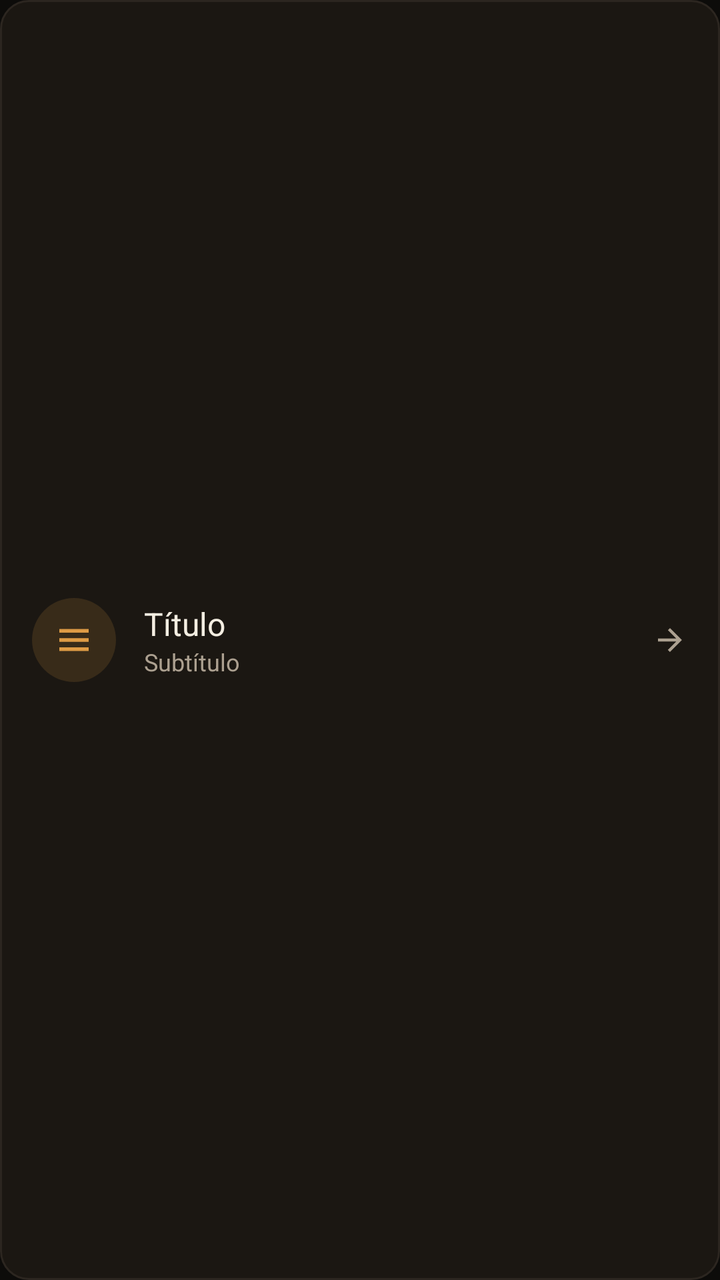
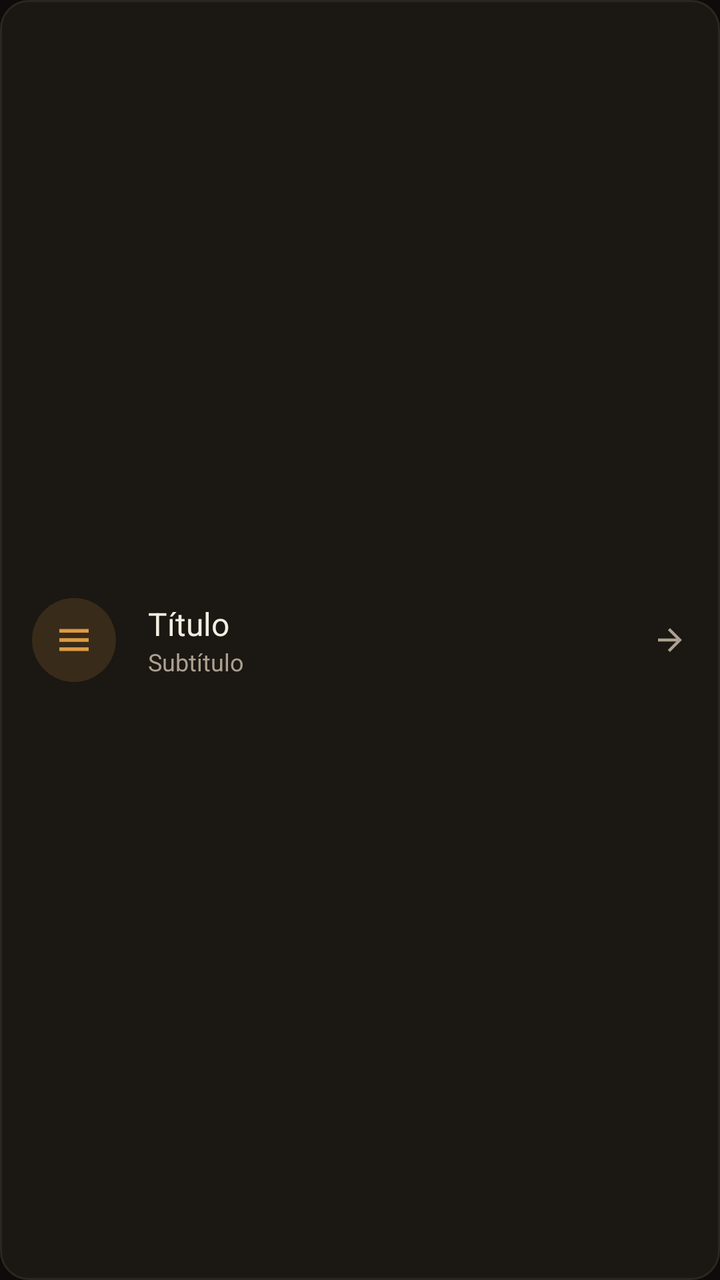

Screens rendered from an Android XML layout before and after an edit, with the pre-edit source and the edit as a unified diff.
<!-- AndroidManifest.xml: application theme Theme.RFragancias -->
<!-- res/layout/item_admin_menu_card.xml -->
<?xml version="1.0" encoding="utf-8"?>
<LinearLayout xmlns:android="http://schemas.android.com/apk/res/android"
    xmlns:app="http://schemas.android.com/apk/res-auto"
    android:layout_width="match_parent"
    android:layout_height="wrap_content"
    android:orientation="horizontal"
    android:gravity="center_vertical"
    android:background="@drawable/bg_card"
    android:clickable="true"
    android:focusable="true"
    android:foreground="?attr/selectableItemBackground"
    android:padding="16dp">

    <FrameLayout
        android:layout_width="42dp"
        android:layout_height="42dp"
        android:background="@drawable/bg_stat_icon">

        <ImageView
            android:id="@+id/icono_menu"
            android:layout_width="22dp"
            android:layout_height="22dp"
            android:layout_gravity="center"
            android:src="@drawable/ic_catalog"
            app:tint="@color/primary" />
    </FrameLayout>

    <LinearLayout
        android:layout_width="0dp"
        android:layout_height="wrap_content"
        android:layout_weight="1"
        android:layout_marginStart="14dp"
        android:orientation="vertical">

        <TextView
            android:id="@+id/titulo_menu"
            android:layout_width="match_parent"
            android:layout_height="wrap_content"
            android:textColor="@color/text_primary"
            android:textSize="16sp"
            android:text="Título" />

        <TextView
            android:id="@+id/subtitulo_menu"
            android:layout_width="match_parent"
            android:layout_height="wrap_content"
            android:textColor="@color/text_muted"
            android:textSize="12sp"
            android:text="Subtítulo" />
    </LinearLayout>

    <ImageView
        android:layout_width="18dp"
        android:layout_height="18dp"
        android:rotation="180"
        android:src="@drawable/ic_back"
        app:tint="@color/text_muted" />

</LinearLayout>
<!-- resources referenced by this layout -->
<resources>
  <color name="primary">#DE9B45</color>
  <color name="text_muted">#ACA090</color>
  <color name="text_primary">#F4EEE2</color>
  <!-- drawable bg_card (drawable) -->
  <shape xmlns:android="http://schemas.android.com/apk/res/android" android:shape="rectangle">
      <corners android:radius="14dp"/>
      <solid android:color="@color/surface"/>
      <stroke android:width="1dp" android:color="@color/border"/>
  </shape>
  <!-- drawable bg_stat_icon (drawable) -->
  <shape xmlns:android="http://schemas.android.com/apk/res/android" android:shape="oval">
      <solid android:color="@color/primary_soft"/>
  </shape>
  <!-- drawable ic_back (drawable) -->
  <vector xmlns:android="http://schemas.android.com/apk/res/android"
      android:width="24dp" android:height="24dp" android:viewportWidth="24" android:viewportHeight="24">
      <path android:fillColor="#F4EEE2" android:pathData="M20,11H7.83l5.59,-5.59L12,4l-8,8 8,8 1.41,-1.41L7.83,13H20v-2z"/>
  </vector>
  <!-- drawable ic_catalog (drawable) -->
  <vector xmlns:android="http://schemas.android.com/apk/res/android"
      android:width="24dp" android:height="24dp" android:viewportWidth="24" android:viewportHeight="24">
      <path android:fillColor="#F4EEE2" android:pathData="M4,6h16v2H4zM4,11h16v2H4zM4,16h16v2H4z"/>
  </vector>
  <style name="Theme.RFragancias" parent="Theme.MaterialComponents.DayNight.NoActionBar">
          <item name="colorPrimary">@color/primary</item>
          <item name="colorPrimaryDark">@color/bg</item>
          <item name="colorAccent">@color/primary</item>
          <item name="colorSurface">@color/surface</item>
          <item name="colorOnSurface">@color/text_primary</item>
          <item name="colorOnPrimary">@color/bg</item>
          <item name="android:windowBackground">@color/bg</item>
          <item name="android:statusBarColor">@color/bg</item>
          <item name="android:navigationBarColor">@color/bg</item>
          <item name="android:windowLightStatusBar" tools:targetApi="m">false</item>
          <item name="android:textColorPrimary">@color/text_primary</item>
          <item name="android:textColorSecondary">@color/text_muted</item>
          <item name="materialButtonStyle">@style/Widget.RFragancias.Button</item>
          <item name="editTextStyle">@style/Widget.RFragancias.EditText</item>
          <item name="textInputStyle">@style/Widget.RFragancias.TextInputLayout</item>
      </style>
  <color name="surface">#1B1712</color>
  <color name="border">#2C2620</color>
  <color name="primary_soft">#26DE9B45</color>
  <color name="bg">#0D0C0A</color>
  <style name="Widget.RFragancias.EditText" parent="Widget.AppCompat.EditText">
          <item name="android:textColor">@color/text_primary</item>
          <item name="android:textColorHint">@color/text_muted</item>
      </style>
  <style name="Widget.RFragancias.TextInputLayout" parent="Widget.MaterialComponents.TextInputLayout.OutlinedBox">
          <item name="boxStrokeColor">@color/border</item>
          <item name="hintTextColor">@color/primary</item>
          <item name="android:textColorHint">@color/text_muted</item>
          <item name="boxCornerRadiusTopStart">10dp</item>
          <item name="boxCornerRadiusTopEnd">10dp</item>
          <item name="boxCornerRadiusBottomStart">10dp</item>
          <item name="boxCornerRadiusBottomEnd">10dp</item>
      </style>
  <!-- unchanged entries left out for length: 1 -->
</resources>

<!-- the commit's change to res/layout/item_admin_menu_card.xml (unified diff, before → after) -->
@@ -22,6 +22,8 @@
             android:layout_height="22dp"
             android:layout_gravity="center"
             android:src="@drawable/ic_catalog"
+            android:contentDescription="@null"
+            android:importantForAccessibility="no"
             app:tint="@color/primary" />
     </FrameLayout>
 
@@ -29,7 +31,7 @@
         android:layout_width="0dp"
         android:layout_height="wrap_content"
         android:layout_weight="1"
-        android:layout_marginStart="14dp"
+        android:layout_marginStart="16dp"
         android:orientation="vertical">
 
         <TextView
@@ -54,6 +56,8 @@
         android:layout_height="18dp"
         android:rotation="180"
         android:src="@drawable/ic_back"
+        android:contentDescription="@null"
+        android:importantForAccessibility="no"
         app:tint="@color/text_muted" />
 
 </LinearLayout>
<!-- resource entries referenced after the edit -->
@@ -30,6 +30,8 @@
           <item name="colorSurface">@color/surface</item>
           <item name="colorOnSurface">@color/text_primary</item>
           <item name="colorOnPrimary">@color/bg</item>
+          <item name="colorError">@color/error</item>
+          <item name="colorOnError">@color/bg</item>
           <item name="android:windowBackground">@color/bg</item>
           <item name="android:statusBarColor">@color/bg</item>
           <item name="android:navigationBarColor">@color/bg</item>
@@ -44,12 +46,16 @@
   <color name="border">#2C2620</color>
   <color name="primary_soft">#26DE9B45</color>
   <color name="bg">#0D0C0A</color>
+  <color name="error">#E08A72</color>
   <style name="Widget.RFragancias.EditText" parent="Widget.AppCompat.EditText">
           <item name="android:textColor">@color/text_primary</item>
           <item name="android:textColorHint">@color/text_muted</item>
       </style>
   <style name="Widget.RFragancias.TextInputLayout" parent="Widget.MaterialComponents.TextInputLayout.OutlinedBox">
-          <item name="boxStrokeColor">@color/border</item>
+          <item name="boxStrokeColor">@color/input_stroke</item>
+          <item name="boxStrokeErrorColor">@color/error</item>
+          <item name="errorTextColor">@color/error</item>
+          <item name="errorIconTint">@color/error</item>
           <item name="hintTextColor">@color/primary</item>
           <item name="android:textColorHint">@color/text_muted</item>
           <item name="boxCornerRadiusTopStart">10dp</item>
